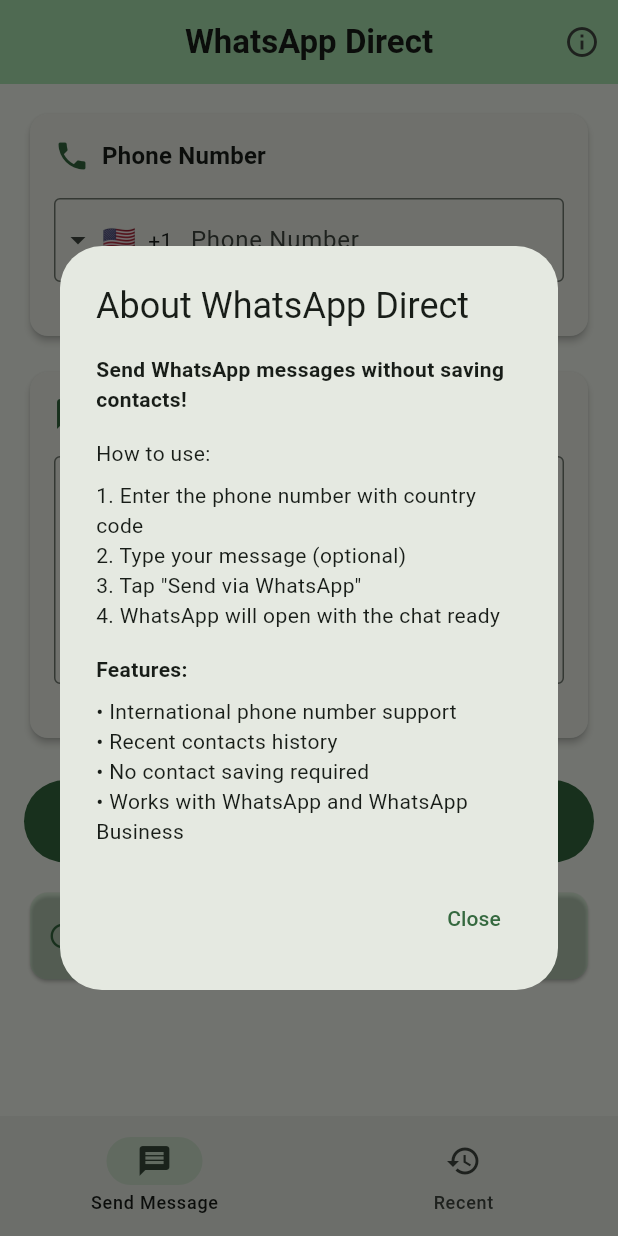
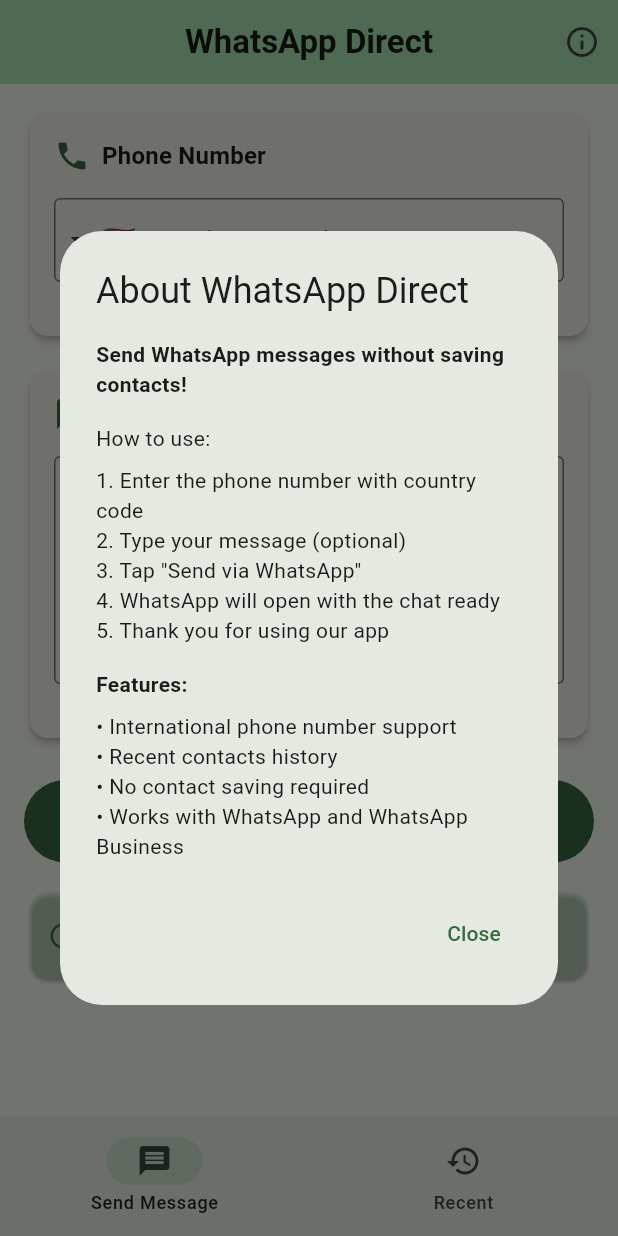
Before and after one commit to shriradhe/whatsapp_direct_v2, a Flutter app: the screen it shows after launch, after a tap on the "info outline" icon, on a phone screen of 412 x 824 dp. Run offline on Flutter 3.47's test engine with Material 3 defaults, Android fonts, the phone set to English and light mode, and no system bars; drawn by our look-alikes of intl_phone_field; our stand-ins replace shared_preferences.

Commit message:
Updated UI or bug fix

```diff
--- a/lib/main.dart
+++ b/lib/main.dart
@@ -348,6 +348,7 @@
               Text('2. Type your message (optional)'),
               Text('3. Tap "Send via WhatsApp"'),
               Text('4. WhatsApp will open with the chat ready'),
+              Text('5. Thank you for using our app'),
               SizedBox(height: 16),
               Text('Features:', style: TextStyle(fontWeight: FontWeight.bold)),
               SizedBox(height: 8),
```
